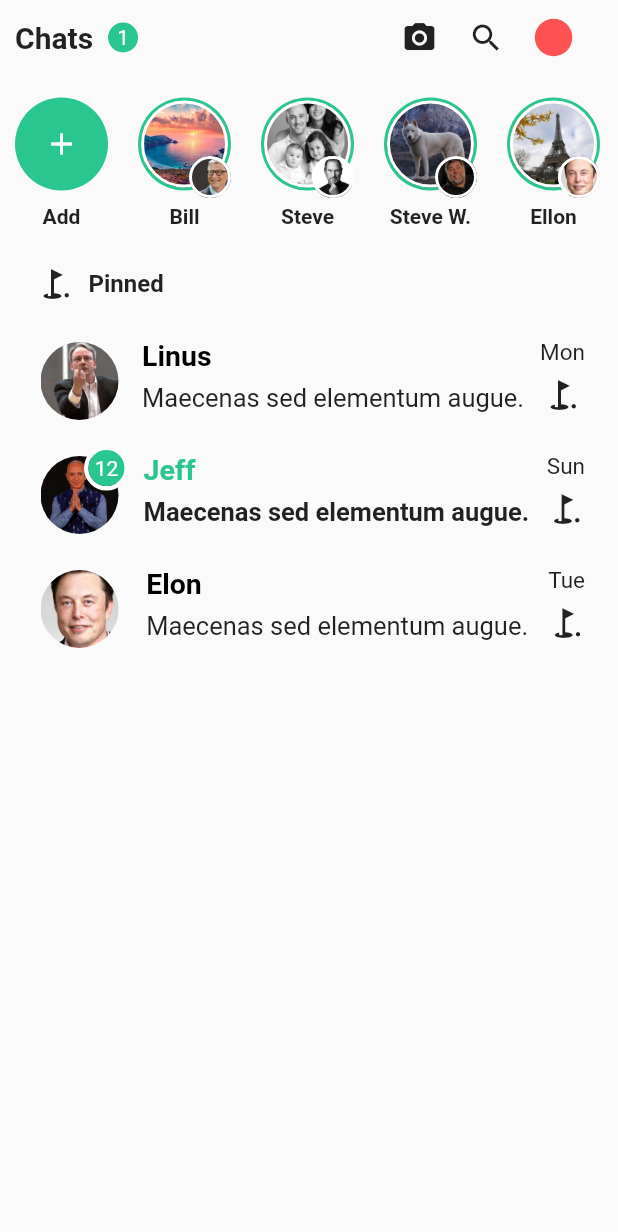
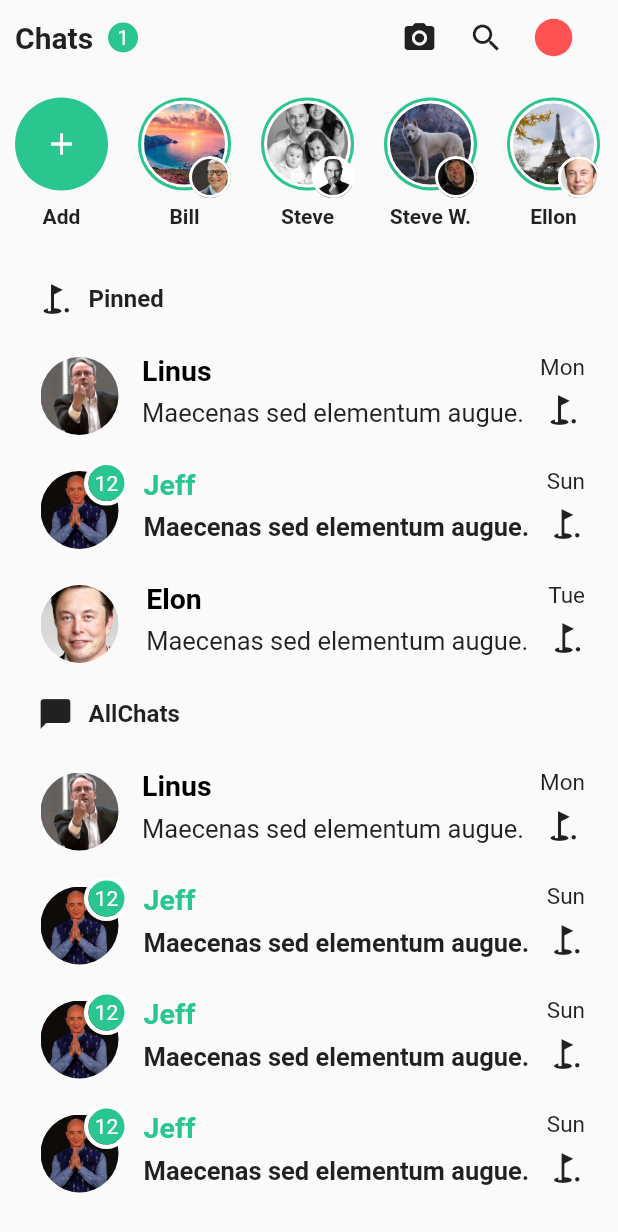
Before and after one commit to feMoraes0/whatsapp-redesign-ui, a Flutter app: the screen it shows after launch, on a phone screen of 412 x 824 dp. Shown: the top 1232 px of the screen. Run offline on Flutter 3.47's test engine with Material 2 defaults, Android fonts, the phone set to English and light mode, and no system bars.

Commit message:
Moved pinned and all chats to conversation component

```diff
--- /dev/null
+++ b/lib/components/conversation.dart
@@ -0,0 +1,219 @@
+import 'dart:convert';
+
+import "package:flutter/material.dart";
+
+class Conversation extends StatefulWidget {
+  @override
+  _ConversationState createState() => _ConversationState();
+}
+
+class _ConversationState extends State<Conversation> {
+  List pinned = [];
+  List chats = [];
+  Color primaryColor;
+
+  Widget headerList({@required String text, @required IconData icon}) {
+    return Padding(
+      padding: const EdgeInsets.fromLTRB(
+        10.0,
+        10.0,
+        10.0,
+        15.0,
+      ),
+      child: Row(
+        children: <Widget>[
+          Padding(
+            padding: const EdgeInsets.symmetric(
+              horizontal: 10.0,
+            ),
+            child: Icon(
+              icon,
+            ),
+          ),
+          Text(
+            text,
+            style: TextStyle(
+              fontSize: 16.0,
+              fontWeight: FontWeight.w600,
+            ),
+          ),
+        ],
+      ),
+    );
+  }
+
+  Widget listConversation(Map element, ThemeData theme) {
+    return Container(
+      padding: const EdgeInsets.symmetric(
+        vertical: 5.0,
+        horizontal: 15.0,
+      ),
+      decoration: BoxDecoration(
+        border: Border.all(
+          color: Colors.transparent,
+          width: 2.0,
+        ),
+        borderRadius: BorderRadius.circular(90.0),
+      ),
+      child: Row(
+        mainAxisAlignment: MainAxisAlignment.spaceBetween,
+        crossAxisAlignment: CrossAxisAlignment.start,
+        children: <Widget>[
+          Stack(
+            children: <Widget>[
+              Container(
+                width: 52,
+                height: 52,
+                margin: const EdgeInsets.symmetric(
+                  vertical: 5.0,
+                  horizontal: 5.0,
+                ),
+                decoration: BoxDecoration(
+                  borderRadius: BorderRadius.circular(100.0),
+                  image: DecorationImage(
+                    image: AssetImage(
+                      element["user_img"],
+                    ),
+                    fit: BoxFit.cover,
+                  ),
+                ),
+              ),
+              (element["unread"] != "0")
+                  ? Positioned(
+                      top: -2,
+                      right: -2,
+                      child: Container(
+                        decoration: BoxDecoration(
+                          borderRadius: BorderRadius.circular(100.0),
+                          border: Border.all(
+                            color: Colors.white,
+                            width: 3.0,
+                          ),
+                        ),
+                        child: CircleAvatar(
+                          radius: 12.0,
+                          backgroundColor: theme.primaryColor,
+                          child: Text(
+                            element["unread"],
+                            style: TextStyle(
+                              fontSize: 14.0,
+                              color: Colors.white,
+                            ),
+                          ),
+                        ),
+                      ),
+                    )
+                  : Container(),
+            ],
+          ),
+          SizedBox(
+            height: 55.0,
+            child: Column(
+              mainAxisAlignment: MainAxisAlignment.spaceEvenly,
+              crossAxisAlignment: CrossAxisAlignment.start,
+              children: <Widget>[
+                Padding(
+                  padding: const EdgeInsets.only(bottom: 5.0),
+                  child: Text(
+                    element["user_name"],
+                    style: TextStyle(
+                      fontSize: 19.0,
+                      fontWeight: FontWeight.w600,
+                      color: (element["unread"] != "0")
+                          ? theme.primaryColor
+                          : Colors.black,
+                    ),
+                  ),
+                ),
+                Text(
+                  "Maecenas sed elementum augue.",
+                  style: TextStyle(
+                    fontSize: 17.0,
+                    fontWeight: (element["unread"] != "0")
+                        ? FontWeight.w700
+                        : FontWeight.w400,
+                  ),
+                )
+              ],
+            ),
+          ),
+          SizedBox(
+            height: 55.0,
+            child: Column(
+              mainAxisAlignment: MainAxisAlignment.spaceEvenly,
+              children: <Widget>[
+                Padding(
+                  padding: const EdgeInsets.only(bottom: 5.0),
+                  child: Text(
+                    element["date"],
+                    style: TextStyle(
+                      fontSize: 15.0,
+                      fontWeight: FontWeight.w400,
+                    ),
+                  ),
+                ),
+                Icon(
+                  Icons.golf_course,
+                ),
+              ],
+            ),
+          )
+        ],
+      ),
+    );
+  }
+
+
+  Future<List<Widget>> buildList(ThemeData theme) async {
+    List<Widget> currentList = [];
+    currentList.add(this.headerList(text: "Pinned", icon: Icons.golf_course));
+    for (Map element in this.pinned) {
+      currentList.add(this.listConversation(element, theme));
+    }
+    currentList.add(this.headerList(text: "AllChats", icon: Icons.chat_bubble));
+    for (Map element in this.chats) {
+      currentList.add(this.listConversation(element, theme));
+    }
+    return currentList;
+  }
+
+  @override
+  Widget build(BuildContext context) {
+    ThemeData theme = Theme.of(context);
+
+    if (this.pinned.length == 0) {
+      DefaultAssetBundle.of(context)
+          .loadString("assets/pinned.json")
+          .then((stringData) {
+        setState(() {
+          this.pinned = json.decode(stringData);
+        });
+      });
+    }
+
+    if (this.chats.length == 0) {
+      DefaultAssetBundle.of(context)
+          .loadString("assets/chats.json")
+          .then((stringData) {
+        setState(() {
+          this.chats = json.decode(stringData);
+        });
+      });
+    }
+
+    return Container(
+      padding: const EdgeInsets.symmetric(
+        vertical: 15.0,
+        horizontal: 5.0,
+      ),
+      child: FutureBuilder(
+        future: this.buildList(theme),
+        builder: (context, snapshot) {
+          return ListView(
+            children: snapshot.data,
+          );
+        },
+      )
+    );
+  }
+}
--- a/lib/components/pinned_chats.dart
+++ /dev/null
@@ -1,194 +0,0 @@
-import 'dart:convert';
-
-import "package:flutter/material.dart";
-
-class PinnedChats extends StatefulWidget {
-  @override
-  _PinnedChatsState createState() => _PinnedChatsState();
-}
-
-class _PinnedChatsState extends State<PinnedChats> {
-  List itens = [];
-  Color primaryColor;
-
-  @override
-  Widget build(BuildContext context) {
-    ThemeData theme = Theme.of(context);
-
-    if (this.itens.length == 0) {
-      DefaultAssetBundle.of(context)
-          .loadString("assets/pinned.json")
-          .then((stringData) {
-        setState(() {
-          this.itens = json.decode(stringData);
-          this.primaryColor = theme.primaryColor;
-        });
-      });
-    }
-
-    return Container(
-      padding: const EdgeInsets.symmetric(
-        vertical: 15.0,
-        horizontal: 5.0,
-      ),
-      child: Column(
-        children: <Widget>[
-          Padding(
-            padding: const EdgeInsets.fromLTRB(
-              10.0,
-              0.0,
-              10.0,
-              15.0,
-            ),
-            child: Row(
-              children: <Widget>[
-                Padding(
-                  padding: const EdgeInsets.symmetric(
-                    horizontal: 10.0,
-                  ),
-                  child: Icon(
-                    Icons.golf_course,
-                  ),
-                ),
-                Text(
-                  "Pinned",
-                  style: TextStyle(
-                    fontSize: 16.0,
-                    fontWeight: FontWeight.w600,
-                  ),
-                ),
-              ],
-            ),
-          ),
-          Expanded(
-            child: ListView.builder(
-              itemCount: this.itens.length,
-              itemBuilder: (context, index) {
-                Map<String, dynamic> element = this.itens[index];
-                return Container(
-                  padding: const EdgeInsets.symmetric(
-                    vertical: 5.0,
-                    horizontal: 15.0,
-                  ),
-                  decoration: BoxDecoration(
-                    border: Border.all(
-                      color: Colors.transparent,
-                      width: 2.0,
-                    ),
-                    borderRadius: BorderRadius.circular(90.0),
-                  ),
-                  child: Row(
-                    mainAxisAlignment: MainAxisAlignment.spaceBetween,
-                    crossAxisAlignment: CrossAxisAlignment.start,
-                    children: <Widget>[
-                      Stack(
-                        children: <Widget>[
-                          Container(
-                            width: 52,
-                            height: 52,
-                            margin: const EdgeInsets.symmetric(
-                              vertical: 5.0,
-                              horizontal: 5.0,
-                            ),
-                            decoration: BoxDecoration(
-                              borderRadius: BorderRadius.circular(100.0),
-                              image: DecorationImage(
-                                image: AssetImage(
-                                  element["user_img"],
-                                ),
-                                fit: BoxFit.cover,
-                              ),
-                            ),
-                          ),
-                          (element["unread"] != "0")
-                              ? Positioned(
-                                  top: -2,
-                                  right: -2,
-                                  child: Container(
-                                    decoration: BoxDecoration(
-                                      borderRadius:
-                                          BorderRadius.circular(100.0),
-                                      border: Border.all(
-                                        color: Colors.white,
-                                        width: 3.0,
-                                      ),
-                                    ),
-                                    child: CircleAvatar(
-                                      radius: 12.0,
-                                      backgroundColor: theme.primaryColor,
-                                      child: Text(
-                                        element["unread"],
-                                        style: TextStyle(
-                                          fontSize: 14.0,
-                                          color: Colors.white,
-                                        ),
-                                      ),
-                                    ),
-                                  ),
-                                )
-                              : Container(),
-                        ],
-                      ),
-                      SizedBox(
-                        height: 55.0,
-                        child: Column(
-                          mainAxisAlignment: MainAxisAlignment.spaceEvenly,
-                          crossAxisAlignment: CrossAxisAlignment.start,
-                          children: <Widget>[
-                            Padding(
-                              padding: const EdgeInsets.only(bottom: 5.0),
-                              child: Text(
-                                element["user_name"],
-                                style: TextStyle(
-                                  fontSize: 19.0,
-                                  fontWeight: FontWeight.w600,
-                                  color: (element["unread"] != "0")
-                                      ? theme.primaryColor
-                                      : Colors.black,
-                                ),
-                              ),
-                            ),
-                            Text(
-                              "Maecenas sed elementum augue.",
-                              style: TextStyle(
-                                fontSize: 17.0,
-                                fontWeight: (element["unread"] != "0")
-                                    ? FontWeight.w700
-                                    : FontWeight.w400,
-                              ),
-                            )
-                          ],
-                        ),
-                      ),
-                      SizedBox(
-                        height: 55.0,
-                        child: Column(
-                          mainAxisAlignment: MainAxisAlignment.spaceEvenly,
-                          children: <Widget>[
-                            Padding(
-                              padding: const EdgeInsets.only(bottom: 5.0),
-                              child: Text(
-                                element["date"],
-                                style: TextStyle(
-                                  fontSize: 15.0,
-                                  fontWeight: FontWeight.w400,
-                                ),
-                              ),
-                            ),
-                            Icon(
-                              Icons.golf_course,
-                            ),
-                          ],
-                        ),
-                      )
-                    ],
-                  ),
-                );
-              },
-            ),
-          )
-        ],
-      ),
-    );
-  }
-}
--- a/lib/screens/chats.dart
+++ b/lib/screens/chats.dart
@@ -1,17 +1,11 @@
 import "package:flutter/material.dart";
-import 'package:whatsapp/components/pinned_chats.dart';
+import 'package:whatsapp/components/conversation.dart';
 import 'package:whatsapp/components/status_bar.dart';
 
 class ChatsScreen extends StatelessWidget {
-  @override
-  Widget build(BuildContext context) {
-    Size size = MediaQuery.of(context).size;
-    ThemeData theme = Theme.of(context);
-    return Scaffold(
-      body: SafeArea(
-        child: Column(
-          children: <Widget>[
-            Padding(
+  Widget header(Size size, ThemeData theme) {
+    return Container(
+      height: 50.0,
       padding: const EdgeInsets.all(10.0),
       child: Row(
         children: <Widget>[
@@ -72,14 +66,24 @@ class ChatsScreen extends StatelessWidget {
           ),
         ],
       ),
-            ),
+    );
+  }
+
+  @override
+  Widget build(BuildContext context) {
+    Size size = MediaQuery.of(context).size;
+    ThemeData theme = Theme.of(context);
+    return Scaffold(
+        body: SafeArea(
+      child: Column(
+        children: <Widget>[
+          this.header(size, theme),
           StatusBar(),
           Expanded(
-              child: PinnedChats(),
+            child: Conversation(),
           ),
         ],
       ),
-      ),
-    );
+    ));
   }
 }
```
Also changed, not shown: assets/chats.json (added, +50 -0 lines). Lines whose indentation alone changed are shown as unchanged.
